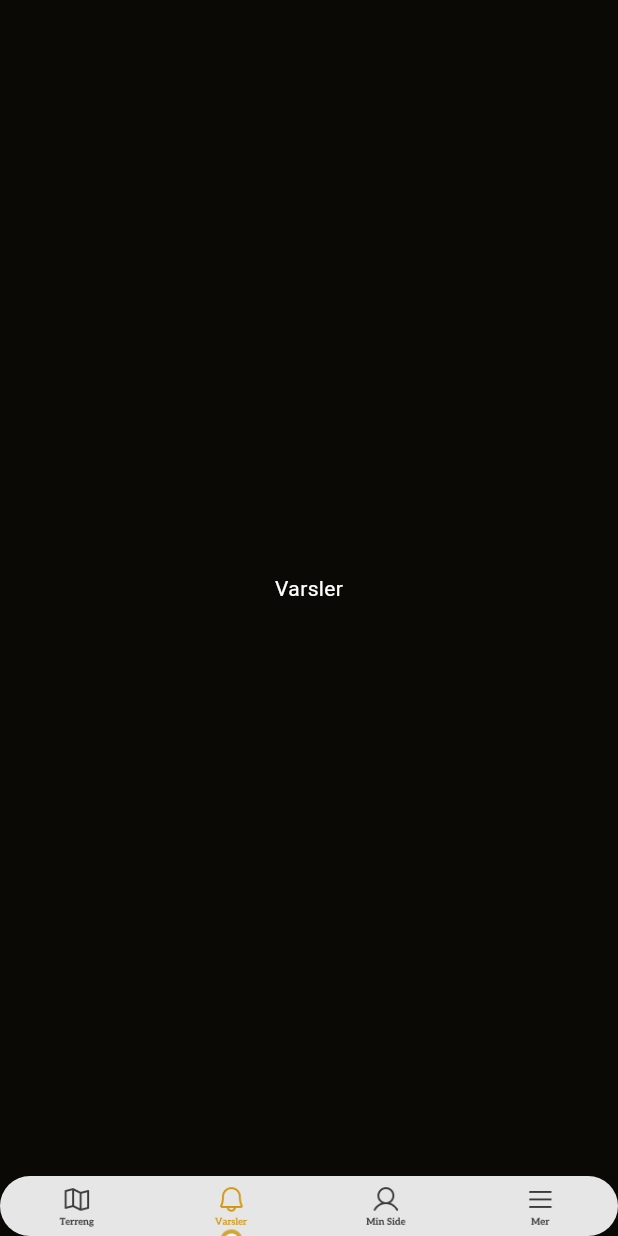
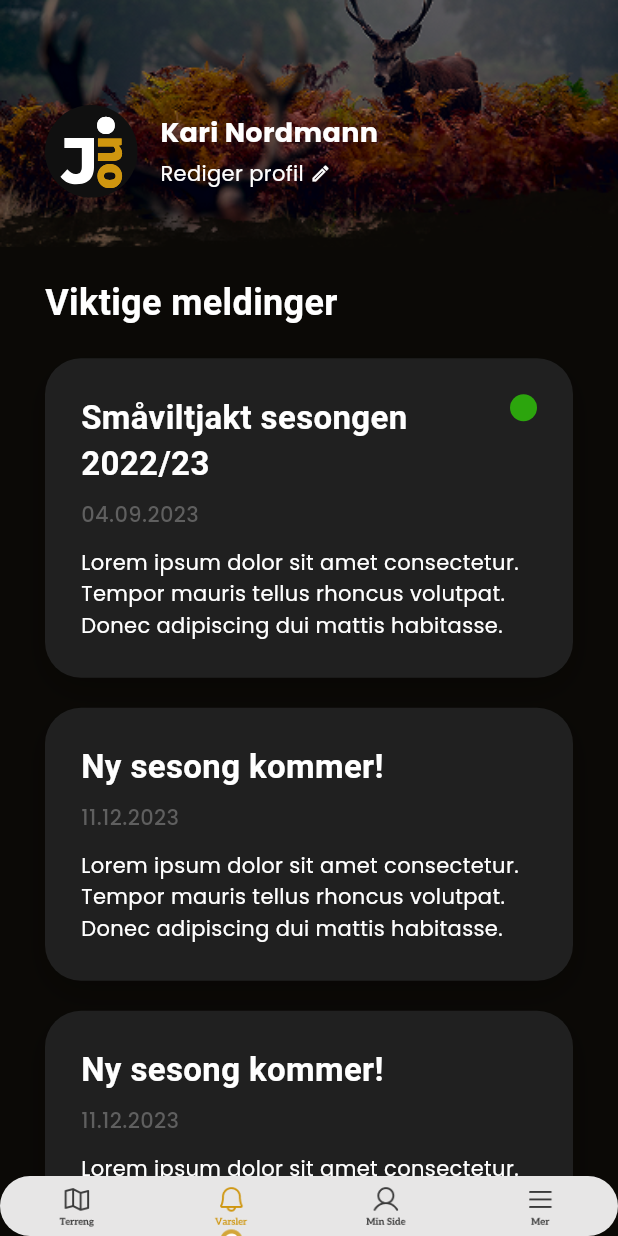
Before and after one commit to jorgthorGH/jakting, a Flutter app: the screen it shows after launch, item 2 of the bottom bar chosen, on a phone screen of 412 x 824 dp. Run offline on Flutter 3.47's test engine with Material 3 defaults, Android fonts, the phone set to English and light mode, and no system bars; our stand-ins replace flutter_svg, google_fonts; Roboto replaces fonts that are missing (Aleo).

Commit message:
varsler detailpage varsler page

```diff
--- a/lib/core/constants/app_assets.dart
+++ b/lib/core/constants/app_assets.dart
@@ -32,6 +32,7 @@ class AppAssets {
   static const String trashIcon = 'assets/images/trashIcon.png';
   static const String arrowWhite = 'assets/images/arrowWhite.png';
   static const String add = 'assets/images/add.png';
+  static const String vectorStrokeBlack = 'assets/images/terrengsvart.png';
 
   // Logo/header
   static const String jaktingHeader = 'assets/images/jakting.png';
--- a/lib/features/home/presentation/pages/main_navigator.dart
+++ b/lib/features/home/presentation/pages/main_navigator.dart
@@ -3,6 +3,7 @@ import 'package:jaktapp/core/theme/app_colors.dart';
 import 'package:jaktapp/core/widgets/custom_navbar.dart';
 import 'package:jaktapp/features/auth/presentation/pages/terreng_page.dart';
 import 'package:jaktapp/features/auth/presentation/pages/user_home_page.dart';
+import 'package:jaktapp/features/home/presentation/pages/varsler_page.dart';
 
 import '../../../../core/widgets/more_menu_sheet.dart';
 
@@ -34,7 +35,7 @@ class _MainNavigationState extends State<MainNavigator> {
     super.initState();
     _pages = [
       _buildNavigator(_navigatorKeys[0], const TerrengPage()),
-      _buildNavigator(_navigatorKeys[1], const Center(child: Text("Varsler", style: TextStyle(color: AppColors.white)))),
+      _buildNavigator(_navigatorKeys[1], const VarslerPage()),
       _buildNavigator(_navigatorKeys[2], const UserHomePage()),
       const SizedBox(),
     ];
@@ -50,13 +51,9 @@ class _MainNavigationState extends State<MainNavigator> {
           Navigator.pop(context);
           final activeNavigator = _navigatorKeys[_currentIndex].currentState;
           if (activeNavigator != null) {
-            activeNavigator.push(
-              MaterialPageRoute(
-                builder: (context) => page,
-              ),
-            );
+            activeNavigator.push(MaterialPageRoute(builder: (context) => page));
           }
-        }
+        },
       ),
     );
   }
@@ -77,29 +74,23 @@ class _MainNavigationState extends State<MainNavigator> {
       onPopInvoked: (didPop) async {
         if (didPop) return;
 
-        final NavigatorState? currentNavigator = _navigatorKeys[_currentIndex].currentState;
+        final NavigatorState? currentNavigator =
+            _navigatorKeys[_currentIndex].currentState;
 
         if (currentNavigator != null && currentNavigator.canPop()) {
           currentNavigator.pop();
-        }
-
-        else if (_currentIndex != 0) {
+        } else if (_currentIndex != 0) {
           setState(() {
             _currentIndex = 0;
           });
-        }
-
-        else {
+        } else {
           if (context.mounted) Navigator.of(context).pop();
         }
       },
 
       child: Scaffold(
         backgroundColor: AppColors.background,
-        body: IndexedStack(
-          index: _currentIndex,
-          children: _pages,
-        ),
+        body: IndexedStack(index: _currentIndex, children: _pages),
         bottomNavigationBar: CustomNavbar(
           currentIndex: _currentIndex,
           onTap: (index) {
@@ -107,14 +98,16 @@ class _MainNavigationState extends State<MainNavigator> {
               _showMoreMenu();
             } else {
               if (_currentIndex == index) {
-                _navigatorKeys[index].currentState?.popUntil((route) => route.isFirst);
+                _navigatorKeys[index].currentState?.popUntil(
+                  (route) => route.isFirst,
+                );
               } else {
                 setState(() {
                   _currentIndex = index;
                 });
               }
             }
-          }
+          },
         ),
       ),
     );
--- /dev/null
+++ b/lib/features/home/presentation/pages/varsler_page.dart
@@ -0,0 +1,164 @@
+import 'package:flutter/material.dart';
+import 'package:google_fonts/google_fonts.dart';
+import 'package:jaktapp/core/theme/app_colors.dart';
+import 'package:jaktapp/core/widgets/profile_header.dart';
+import 'package:jaktapp/core/widgets/section_header.dart';
+import 'package:jaktapp/features/home/presentation/pages/varsler_detail_page.dart';
+
+class VarslerPage extends StatelessWidget {
+  const VarslerPage({super.key});
+
+  static const List<_ImportantMessage> _messages = [
+    _ImportantMessage(
+      title: "Småviltjakt sesongen 2022/23",
+      date: "04.09.2023",
+      body:
+          "Lorem ipsum dolor sit amet consectetur. Tempor mauris tellus rhoncus volutpat. Donec adipiscing dui mattis habitasse.",
+      hasAlert: true,
+    ),
+    _ImportantMessage(
+      title: "Ny sesong kommer!",
+      date: "11.12.2023",
+      body:
+          "Lorem ipsum dolor sit amet consectetur. Tempor mauris tellus rhoncus volutpat. Donec adipiscing dui mattis habitasse.",
+    ),
+    _ImportantMessage(
+      title: "Ny sesong kommer!",
+      date: "11.12.2023",
+      body:
+          "Lorem ipsum dolor sit amet consectetur. Tempor mauris tellus rhoncus volutpat. Donec adipiscing dui mattis habitasse.",
+    ),
+  ];
+
+  @override
+  Widget build(BuildContext context) {
+    return Scaffold(
+      backgroundColor: AppColors.background,
+      body: Column(
+        children: [
+          const ProfileHeader(),
+          Expanded(
+            child: SingleChildScrollView(
+              padding: const EdgeInsets.fromLTRB(30, 20, 30, 30),
+              child: Column(
+                crossAxisAlignment: CrossAxisAlignment.start,
+                children: [
+                  SectionHeader("Viktige meldinger"),
+                  ...List.generate(_messages.length, (index) {
+                    final message = _messages[index];
+                    final card = Padding(
+                      padding: const EdgeInsets.only(bottom: 20),
+                      child: _ImportantMessageCard(message: message),
+                    );
+
+                    if (index == 0) {
+                      return GestureDetector(
+                        behavior: HitTestBehavior.opaque,
+                        onTap: () {
+                          Navigator.push(
+                            context,
+                            MaterialPageRoute(
+                              builder: (context) => const VarslerDetailPage(),
+                            ),
+                          );
+                        },
+                        child: card,
+                      );
+                    }
+
+                    return card;
+                  }),
+                ],
+              ),
+            ),
+          ),
+        ],
+      ),
+    );
+  }
+}
+
+class _ImportantMessage {
+  final String title;
+  final String date;
+  final String body;
+  final bool hasAlert;
+
+  const _ImportantMessage({
+    required this.title,
+    required this.date,
+    required this.body,
+    this.hasAlert = false,
+  });
+}
+
+class _ImportantMessageCard extends StatelessWidget {
+  final _ImportantMessage message;
+
+  const _ImportantMessageCard({required this.message});
+
+  @override
+  Widget build(BuildContext context) {
+    return Container(
+      padding: const EdgeInsets.all(24),
+      decoration: BoxDecoration(
+        color: AppColors.cardBackground,
+        borderRadius: BorderRadius.circular(24),
+        boxShadow: [
+          BoxShadow(
+            color: Colors.black.withValues(alpha: 0.25),
+            blurRadius: 18,
+            offset: const Offset(0, 8),
+          ),
+        ],
+      ),
+      child: Column(
+        crossAxisAlignment: CrossAxisAlignment.start,
+        children: [
+          Row(
+            crossAxisAlignment: CrossAxisAlignment.start,
+            children: [
+              Expanded(
+                child: Text(
+                  message.title,
+                  style: GoogleFonts.aleo(
+                    color: AppColors.white,
+                    fontSize: 22,
+                    fontWeight: FontWeight.w700,
+                  ),
+                ),
+              ),
+              if (message.hasAlert)
+                Container(
+                  width: 18,
+                  height: 18,
+                  decoration: const BoxDecoration(
+                    color: AppColors.suksess,
+                    shape: BoxShape.circle,
+                  ),
+                ),
+            ],
+          ),
+          const SizedBox(height: 8),
+          Text(
+            message.date,
+            style: GoogleFonts.poppins(
+              color: AppColors.hintText,
+              fontSize: 14,
+              fontWeight: FontWeight.w500,
+            ),
+          ),
+          const SizedBox(height: 12),
+          Text(
+            message.body,
+            style: GoogleFonts.poppins(
+              color: AppColors.white,
+              fontSize: 14,
+              height: 1.5,
+            ),
+          ),
+        ],
+      ),
+    );
+  }
+}
```
Also changed, not shown: lib/features/home/presentation/pages/varsler_detail_page.dart (added, +82 -0 lines), assets/images/terrengsvart.png (added).
